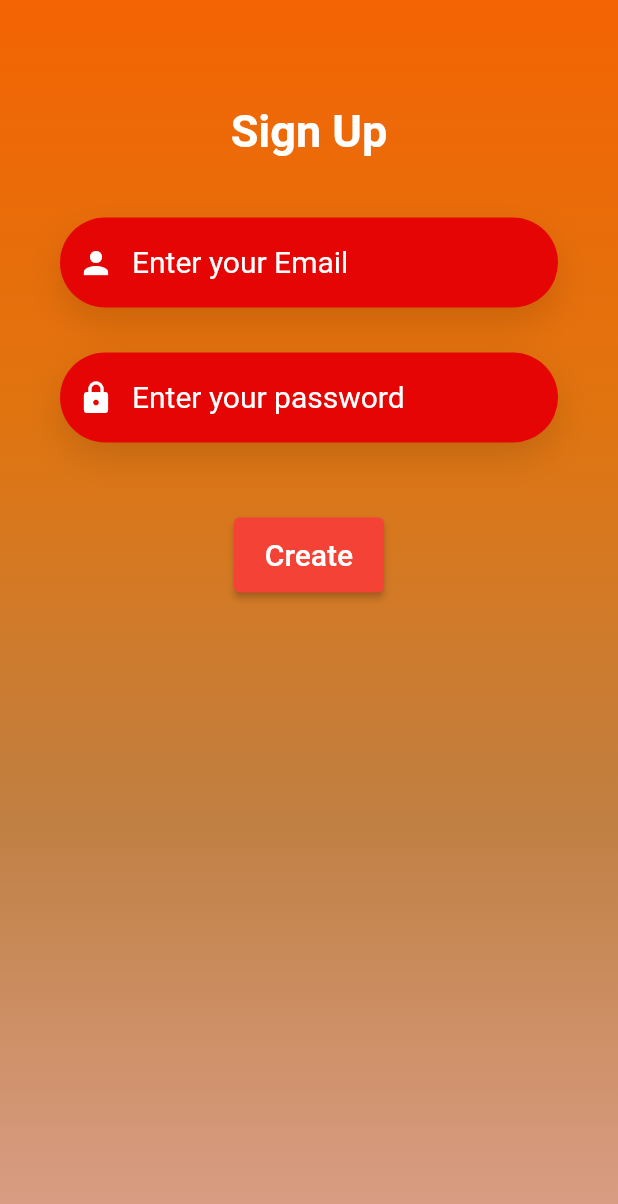
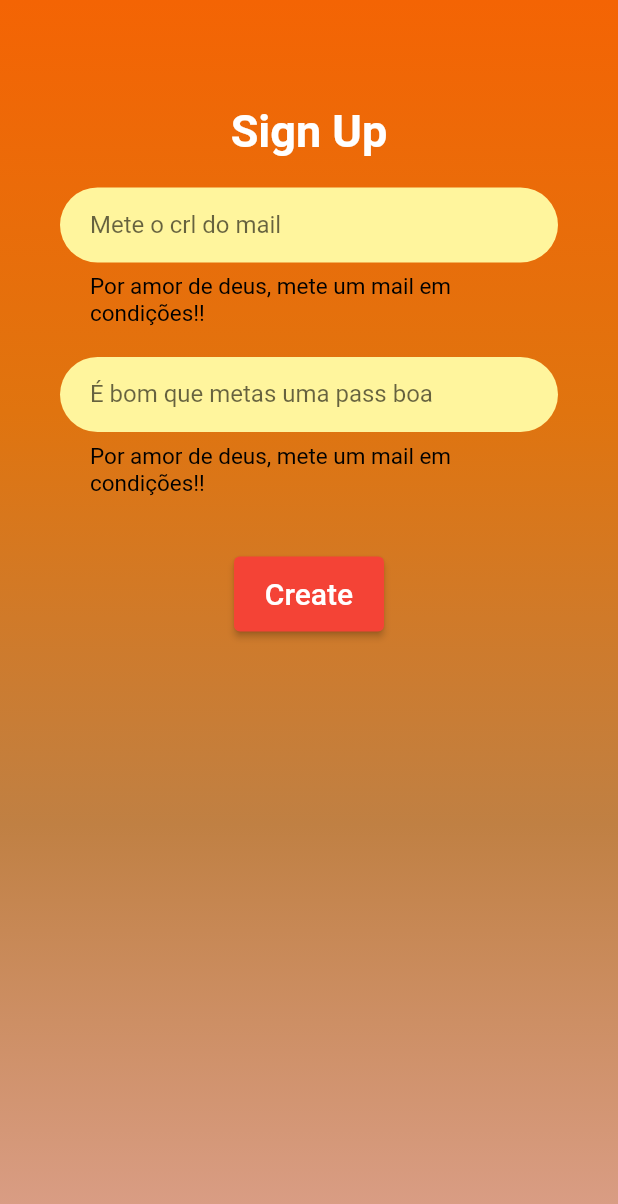
Before and after one commit to leosmaia21/workoutX, a Flutter app: the RegisterScreen screen opened directly, after a tap on "Create", on a phone screen of 412 x 824 dp. Shown: the top 1204 px of the screen. Run offline on Flutter 3.47's test engine with Material 2 defaults, Android fonts, the phone set to English and light mode, and no system bars; our stand-ins replace email_validator, firebase_auth, firebase_core, fluttertoast; accounts and stored records are empty; network calls fail; Roboto replaces fonts that are missing (OpenSans).

```diff
--- a/lib/screen/registerscreen.dart
+++ b/lib/screen/registerscreen.dart
@@ -1,107 +1,103 @@
+import 'package:email_validator/email_validator.dart';
 import 'package:flutter/material.dart';
 import 'package:provider/src/provider.dart';
 import 'package:workout/services/authservice.dart';
 
 class RegisterScreen extends StatefulWidget {
-  const RegisterScreen({ Key? key }) : super(key: key);
+  const RegisterScreen({Key? key}) : super(key: key);
 
   @override
   _RegisterScreenState createState() => _RegisterScreenState();
 }
 
 class _RegisterScreenState extends State<RegisterScreen> {
+  final formKey = GlobalKey<FormState>();
+
   final _emailController = TextEditingController();
   final _passwordController = TextEditingController();
 
+  String? email;
+  String? password;
+
+
   Widget _email() {
-    return Container(
-      height: 60,
-      alignment: Alignment.center,
-      margin: const EdgeInsets.symmetric(
-        vertical: 20,
-        //horizontal: 10,
+    return Stack(
+      children: [
+        Container(
+          height: 50,
+          decoration: BoxDecoration(
+            color: Colors.yellow[200],
+            borderRadius: BorderRadius.circular(30),
           ),
-      //height: 50,
-      decoration: BoxDecoration(
-        color: Color(0xFFE60505),
-        borderRadius: BorderRadius.circular(50.0),
-        boxShadow: const [
-          BoxShadow(
-            color: Colors.black12,
-            blurRadius: 20.0,
-            offset: Offset(0, 10),
+        ),
+        TextFormField(
+          validator: (value) => EmailValidator.validate(value!)
+              ? null
+              : "Por amor de deus, mete um mail em condições!!",
+
+          // onSaved: (val) => _username = val,
+
+          obscureText: false,
+          keyboardType: TextInputType.emailAddress,
+          //controller: _controllerUsername,
+          autocorrect: false,
+          decoration: const InputDecoration(
+            errorStyle: TextStyle(
+              fontSize: 15,
+              color: Colors.black,
+            ),
+            errorMaxLines: 2,
+            hintText: 'Mete o crl do mail',
+            border: InputBorder.none,
+            focusedBorder: OutlineInputBorder(
+                borderRadius: BorderRadius.all(Radius.circular(30.0)),
+                borderSide: BorderSide(color: Colors.blue)),
+            contentPadding: EdgeInsets.symmetric(vertical: 15, horizontal: 20),
+          ),
         ),
       ],
-      ),
-      child: TextField(
-        keyboardType: TextInputType.emailAddress,
-        controller: _emailController,
-        style: const TextStyle(
-          color: Colors.white,
-          fontFamily: 'OpenSans',
-        ),
-        decoration: const InputDecoration(
-            border: InputBorder.none,
-            //contentPadding: EdgeInsets.zero,
-            prefixIcon: Icon(
-              Icons.person,
-              color: Colors.white,
-            ),
-            hintText: 'Enter your Email',
-            hintStyle: TextStyle(
-              color: Colors.white,
-              fontSize: 20,
-            )
-            //hintStyle: kHintTextStyle,
-            ),
-      ),
     );
   }
 
   Widget _password() {
-    return Container(
-      height: 60,
-      alignment: Alignment.center,
-      margin: const EdgeInsets.symmetric(
-        vertical: 10,
-        //horizontal: 10,
+     return Stack(
+      children: [
+        Container(
+          height: 50,
+          decoration: BoxDecoration(
+            color: Colors.yellow[200],
+            borderRadius: BorderRadius.circular(30),
           ),
-      //height: 50,
-      decoration: BoxDecoration(
-        color: Color(0xFFE60505),
-        borderRadius: BorderRadius.circular(50.0),
-        boxShadow: const [
-          BoxShadow(
-            color: Colors.black12,
-            blurRadius: 20.0,
-            offset: Offset(0, 10),
+        ),
+        TextFormField(
+          validator: (value) => EmailValidator.validate(value!)
+              ? null
+              : "Por amor de deus, mete um mail em condições!!",
+
+          // onSaved: (val) => _username = val,
+
+          obscureText: false,
+          keyboardType: TextInputType.emailAddress,
+          //controller: _controllerUsername,
+          autocorrect: false,
+          decoration: const InputDecoration(
+            errorStyle: TextStyle(
+              fontSize: 15,
+              color: Colors.black,
+            ),
+            errorMaxLines: 2,
+            hintText: 'É bom que metas uma pass boa',
+            border: InputBorder.none,
+            focusedBorder: OutlineInputBorder(
+                borderRadius: BorderRadius.all(Radius.circular(30.0)),
+                borderSide: BorderSide(color: Colors.blue)),
+            contentPadding: EdgeInsets.symmetric(vertical: 15, horizontal: 20),
+          ),
         ),
       ],
-      ),
-      child: TextField(
-        controller: _passwordController,
-        obscureText: true,
-        style: const TextStyle(
-          color: Colors.white,
-          fontFamily: 'OpenSans',
-        ),
-        decoration: const InputDecoration(
-            border: InputBorder.none,
-            //contentPadding: EdgeInsets.only(top: 14.0),
-            prefixIcon: Icon(
-              Icons.lock,
-              color: Colors.white,
-            ),
-            hintText: 'Enter your password',
-            hintStyle: TextStyle(
-              color: Colors.white,
-              fontSize: 20,
-            )
-            //hintStyle: kHintTextStyle,
-            ),
-      ),
     );
   }
+
 
   Widget _buttonLogin(BuildContext context1) {
     return Container(
@@ -124,7 +120,7 @@ class _RegisterScreenState extends State<RegisterScreen> {
           backgroundColor: MaterialStateProperty.all<Color>(Colors.red),
         ),
         onPressed: () {
-          context.read<AuthService>().signUp(_emailController.text, _passwordController.text);
+          submit();
         },
         child: const Text(
           "Create",
@@ -136,12 +132,17 @@ class _RegisterScreenState extends State<RegisterScreen> {
     );
   }
 
-
+  void submit() {
+    final form = formKey.currentState!;
+    (form.validate()) ? print("ola") : print("agora nao");
+  }
 
   @override
   Widget build(BuildContext context) {
     return Scaffold(
-      body: Container(
+      body: Form(
+        key: formKey,
+        child: Container(
           padding: const EdgeInsets.symmetric(
             horizontal: 40.0,
             vertical: 50.0,
@@ -160,7 +161,7 @@ class _RegisterScreenState extends State<RegisterScreen> {
               ],
             ),
           ),
-        child: SingleChildScrollView (
+          child: SingleChildScrollView(
             child: Column(
               crossAxisAlignment: CrossAxisAlignment.center,
               children: [
@@ -182,15 +183,14 @@ class _RegisterScreenState extends State<RegisterScreen> {
                 ),
                 //SizedBox(height: 60.0),
                 _email(),
-              //SizedBox(height: 30.0),
+                SizedBox(height: 20.0),
                 _password(),
                 // SizedBox(
-              //   width: 40,
+                //   width: 20,
                 // ),
                 _buttonLogin(context),
-
-
               ],
+            ),
           ),
         ),
       ),
--- a/lib/services/authservice.dart
+++ b/lib/services/authservice.dart
@@ -1,4 +1,5 @@
 import 'package:firebase_auth/firebase_auth.dart';
+import 'package:workout/utilities/toast.dart';
 
 class AuthService{
   final FirebaseAuth _firebaseAuth;
@@ -24,7 +25,8 @@ Stream <User?> get authStateChanges => _firebaseAuth.authStateChanges();
   Future<String?> signUp(String email,String password) async{
     try{
       await _firebaseAuth.createUserWithEmailAndPassword(email: email, password: password);
-      return "agora deu";
+      toast("Conta criada");
+      //return "agora deu";
 
     }on FirebaseAuthException catch(e){
       return e.message;
--- a/pubspec.yaml
+++ b/pubspec.yaml
@@ -35,6 +35,7 @@ dependencies:
 
   fluttertoast: ^8.0.8
   provider: ^6.0.0
+  email_validator: ^2.0.1
 
 dev_dependencies:
 
```
Also changed, not shown: lib/main.dart (+6 -6 lines), pubspec.lock. Lines whose indentation alone changed are shown as unchanged.
